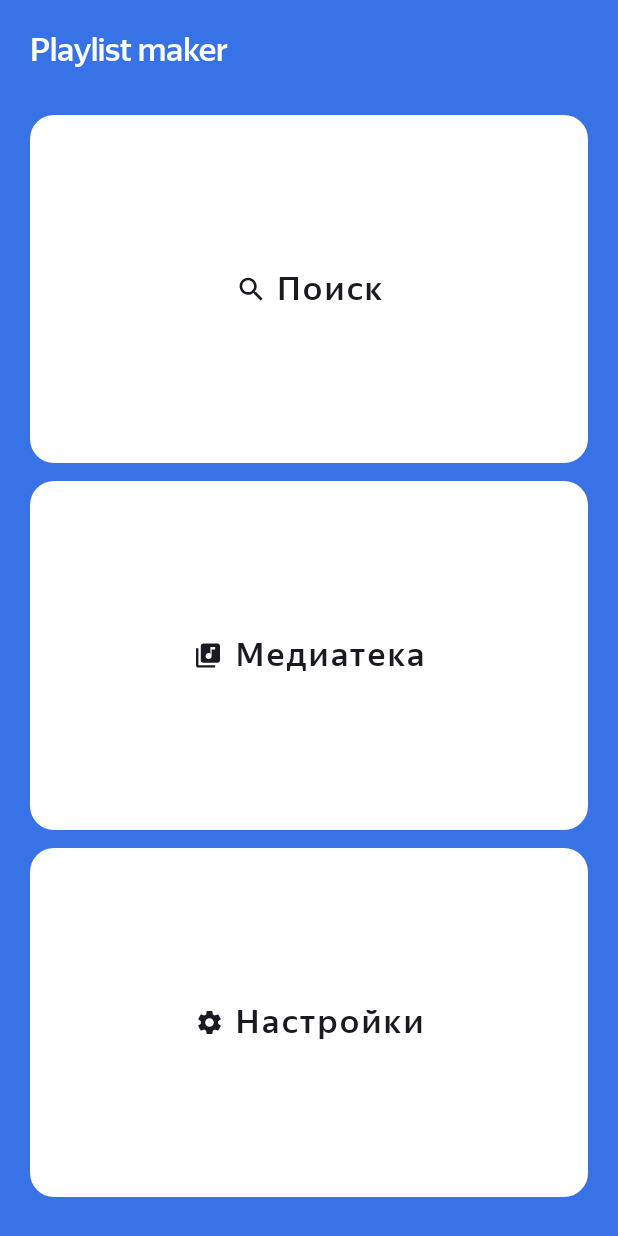
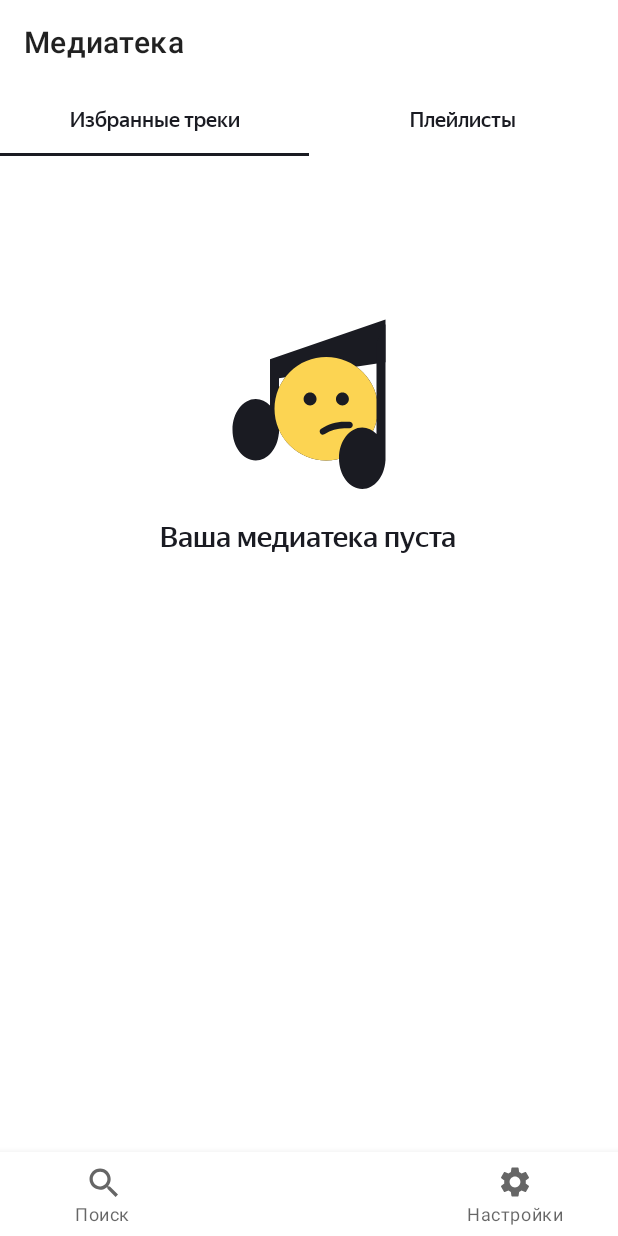
Before and after one commit to ValeryArhy/PlaylistMaker, an Android app: the screen it shows after launch (MainActivity before the commit, RootActivity after it), on a phone screen of 412 x 824 dp. Run offline under Robolectric (Android 15) with nearby library versions, the phone set to English and light mode, and no system bars; our stand-ins replace navigation-ui.

Commit message:
19 спринт

```diff
--- a/app/build.gradle.kts
+++ b/app/build.gradle.kts
@@ -41,6 +41,9 @@ android {
 
 dependencies {
     implementation(libs.koin.android)
+    implementation ("androidx.navigation:navigation-fragment-ktx:2.5.3")
+    implementation ("androidx.navigation:navigation-ui-ktx:2.5.3")
+    implementation ("androidx.fragment:fragment-ktx:1.5.6")
     implementation ("com.google.android.material:material:1.9.0")
     implementation("com.squareup.retrofit2:retrofit:2.9.0")
     implementation ("com.squareup.retrofit2:converter-gson:2.9.0")
--- /dev/null
+++ b/app/src/main/java/com/example/playlistmaker/MediaLibraryFragment.kt
@@ -0,0 +1,46 @@
+package com.example.playlistmaker
+
+import android.os.Bundle
+import android.view.LayoutInflater
+import android.view.View
+import android.view.ViewGroup
+import androidx.fragment.app.Fragment
+import com.example.playlistmaker.databinding.FragmentMediaLibraryBinding
+import com.example.playlistmaker.player.ui.MediaLibraryPagerAdapter
+import com.google.android.material.tabs.TabLayoutMediator
+
+class MediaLibraryFragment : Fragment() {
+
+    private var _binding: FragmentMediaLibraryBinding? = null
+    private val binding get() = _binding!!
+
+    override fun onCreateView(
+        inflater: LayoutInflater,
+        container: ViewGroup?,
+        savedInstanceState: Bundle?
+    ): View {
+        _binding = FragmentMediaLibraryBinding.inflate(inflater, container, false)
+        return binding.root
+    }
+
+    override fun onViewCreated(view: View, savedInstanceState: Bundle?) {
+        super.onViewCreated(view, savedInstanceState)
+
+
+        val adapter = MediaLibraryPagerAdapter(this)
+        binding.viewPager.adapter = adapter
+
+        TabLayoutMediator(binding.tabLayout, binding.viewPager) { tab, position ->
+            tab.text = when (position) {
+                0 -> "Избранные треки"
+                1 -> "Плейлисты"
+                else -> null
+            }
+        }.attach()
+    }
+
+    override fun onDestroyView() {
+        super.onDestroyView()
+        _binding = null
+    }
+}
--- /dev/null
+++ b/app/src/main/java/com/example/playlistmaker/RootActivity.kt
@@ -0,0 +1,24 @@
+package com.example.playlistmaker
+
+import android.os.Bundle
+import androidx.appcompat.app.AppCompatActivity
+import androidx.navigation.fragment.NavHostFragment
+import androidx.navigation.ui.setupWithNavController
+import com.example.playlistmaker.databinding.ActivityRootBinding
+
+class RootActivity : AppCompatActivity() {
+
+    private lateinit var binding: ActivityRootBinding
+
+    override fun onCreate(savedInstanceState: Bundle?) {
+        super.onCreate(savedInstanceState)
+        binding = ActivityRootBinding.inflate(layoutInflater)
+        setContentView(binding.root)
+
+        val navHostFragment =
+            supportFragmentManager.findFragmentById(R.id.nav_host_fragment) as NavHostFragment
+        val navController = navHostFragment.navController
+
+        binding.bottomNavigationView.setupWithNavController(navController)
+    }
+}
--- a/app/src/main/java/com/example/playlistmaker/main/ui/MainActivity.kt
+++ /dev/null
@@ -1,41 +0,0 @@
-package com.example.playlistmaker.main.ui
-
-import android.content.Intent
-import android.os.Bundle
-import android.widget.Button
-import androidx.appcompat.app.AppCompatActivity
-import com.example.playlistmaker.R
-import com.example.playlistmaker.player.ui.MediaActivity
-import com.example.playlistmaker.player.ui.MediaLibraryActivity
-import com.example.playlistmaker.search.ui.SearchActivity
-import com.example.playlistmaker.settings.ui.SettingsActivity
-
-
-class MainActivity : AppCompatActivity() {
-    override fun onCreate(savedInstanceState: Bundle?) {
-        super.onCreate(savedInstanceState)
-        setContentView(R.layout.activity_main)
-
-        val buttonSearch = findViewById<Button>(R.id.search_button)
-        val mediaButton = findViewById<Button>(R.id.media_button)
-        val setButton = findViewById<Button>(R.id.set_button)
-
-
-        buttonSearch.setOnClickListener {
-            val displayIntent = Intent(this, SearchActivity::class.java)
-            startActivity(displayIntent)
-        }
-
-        mediaButton.setOnClickListener {
-            val displayIntent = Intent(this, MediaLibraryActivity::class.java)
-            startActivity(displayIntent)
-        }
-
-        setButton.setOnClickListener {
-            val displayIntent = Intent(this, SettingsActivity::class.java)
-            startActivity(displayIntent)
-        }
-
-    }
-
-}
--- a/app/src/main/java/com/example/playlistmaker/player/ui/MediaLibraryPagerAdapter.kt
+++ b/app/src/main/java/com/example/playlistmaker/player/ui/MediaLibraryPagerAdapter.kt
@@ -1,18 +1,16 @@
 package com.example.playlistmaker.player.ui
 
 import androidx.fragment.app.Fragment
-import androidx.fragment.app.FragmentActivity
 import androidx.viewpager2.adapter.FragmentStateAdapter
 
-class MediaLibraryPagerAdapter(activity: FragmentActivity) : FragmentStateAdapter(activity) {
-
+class MediaLibraryPagerAdapter(fragment: Fragment) : FragmentStateAdapter(fragment) {
     override fun getItemCount(): Int = 2
 
     override fun createFragment(position: Int): Fragment {
         return when (position) {
             0 -> FavoritesFragment.newInstance()
             1 -> PlaylistsFragment.newInstance()
-            else -> throw IllegalStateException("Unexpected position: $position")
+            else -> throw IllegalArgumentException("Invalid tab position")
         }
     }
 }
--- a/app/src/main/res/layout/activity_main.xml
+++ /dev/null
@@ -1,46 +0,0 @@
-<?xml version="1.0" encoding="utf-8"?>
-<LinearLayout xmlns:android="http://schemas.android.com/apk/res/android"
-    xmlns:app="http://schemas.android.com/apk/res-auto"
-    android:layout_width="match_parent"
-    android:layout_height="match_parent"
-    style="@style/Panel_header"
-    android:background="?attr/colorSecondaryVariant">
-
-
-    <FrameLayout
-        android:layout_width="match_parent"
-        android:layout_height="wrap_content">
-
-        <TextView
-            android:layout_width="match_parent"
-            android:layout_height="wrap_content"
-            style="@style/Title"
-            android:text="@string/app_name"
-            android:textColor="@color/white"/>
-    </FrameLayout>
-
-    <Button
-        android:layout_width="match_parent"
-        android:layout_height="0dp"
-        android:id="@+id/search_button"
-        style="@style/ButtonStyle"
-        android:layout_marginTop="24dp"
-        android:text="@string/search"
-        app:icon="@drawable/search" />
-
-    <Button
-        android:layout_width="match_parent"
-        android:layout_height="0dp"
-        android:id="@+id/media_button"
-        style="@style/ButtonStyle"
-        android:text="@string/Media_library"
-        app:icon="@drawable/media" />
-
-    <Button
-        android:layout_width="match_parent"
-        android:layout_height="0dp"
-        android:id="@+id/set_button"
-        style="@style/ButtonStyle"
-        android:text="@string/Settings"
-        app:icon="@drawable/settings" />
-</LinearLayout>
--- /dev/null
+++ b/app/src/main/res/layout/activity_root.xml
@@ -0,0 +1,22 @@
+<?xml version="1.0" encoding="utf-8"?>
+<androidx.coordinatorlayout.widget.CoordinatorLayout xmlns:android="http://schemas.android.com/apk/res/android"
+    xmlns:app="http://schemas.android.com/apk/res-auto"
+    android:layout_width="match_parent"
+    android:layout_height="match_parent">
+
+    <com.google.android.material.bottomnavigation.BottomNavigationView
+        android:id="@+id/bottomNavigationView"
+        android:layout_width="match_parent"
+        android:layout_height="wrap_content"
+        android:layout_gravity="bottom"
+        app:menu="@menu/nav_menu" />
+
+    <androidx.fragment.app.FragmentContainerView
+        android:id="@+id/nav_host_fragment"
+        android:name="androidx.navigation.fragment.NavHostFragment"
+        android:layout_width="match_parent"
+        android:layout_height="match_parent"
+        app:defaultNavHost="true"
+        app:navGraph="@navigation/root_navigation_graph" />
+
+</androidx.coordinatorlayout.widget.CoordinatorLayout>
--- a/app/src/main/res/layout/activity_media_library.xml
+++ b/app/src/main/res/layout/fragment_media_library.xml
@@ -3,15 +3,16 @@
     xmlns:app="http://schemas.android.com/apk/res-auto"
     android:layout_width="match_parent"
     android:layout_height="match_parent"
+    xmlns:tools="http://schemas.android.com/tools"
     android:orientation="vertical"
-    android:background="?attr/colorPrimary">
+    android:background="?attr/colorPrimary"
+    tools:context="com.example.playlistmaker.MediaLibraryFragment">
 
     <com.google.android.material.appbar.MaterialToolbar
         android:id="@+id/toolbar"
         style="@style/Title"
         android:layout_width="match_parent"
         android:layout_height="wrap_content"
-        app:navigationIcon="@drawable/arrow_back"
         app:title="@string/Media_library" />
 
     <com.google.android.material.tabs.TabLayout
--- a/app/src/main/res/layout/activity_media.xml
+++ b/app/src/main/res/layout/fragment_player.xml
@@ -5,7 +5,8 @@
     android:layout_width="match_parent"
     android:layout_height="match_parent"
     android:background="?attr/colorPrimary"
-    android:fillViewport="true">
+    android:fillViewport="true"
+    tools:context="com.example.playlistmaker.PlayerFragment">
 
     <androidx.constraintlayout.widget.ConstraintLayout
         android:layout_width="match_parent"
--- a/app/src/main/res/layout/activity_search.xml
+++ b/app/src/main/res/layout/fragment_search.xml
@@ -1,18 +1,19 @@
 <?xml version="1.0" encoding="utf-8"?>
 <LinearLayout xmlns:android="http://schemas.android.com/apk/res/android"
     xmlns:app="http://schemas.android.com/apk/res-auto"
+    xmlns:tools="http://schemas.android.com/tools"
     android:id="@+id/container_search"
     android:layout_width="match_parent"
     android:layout_height="match_parent"
     android:background="?attr/colorPrimary"
-    android:orientation="vertical">
+    android:orientation="vertical"
+    tools:context="com.example.playlistmaker.SearchFragment">
 
     <com.google.android.material.appbar.MaterialToolbar
         android:id="@+id/toolbar"
         style="@style/Title"
         android:layout_width="match_parent"
         android:layout_height="wrap_content"
-        app:navigationIcon="@drawable/arrow_back"
         app:title="@string/search">
 
     </com.google.android.material.appbar.MaterialToolbar>
--- a/app/src/main/res/layout/activity_settings.xml
+++ b/app/src/main/res/layout/fragment_settings.xml
@@ -1,17 +1,18 @@
 <?xml version="1.0" encoding="utf-8"?>
 <LinearLayout xmlns:android="http://schemas.android.com/apk/res/android"
     xmlns:app="http://schemas.android.com/apk/res-auto"
+    xmlns:tools="http://schemas.android.com/tools"
     android:layout_width="match_parent"
     android:layout_height="match_parent"
     android:background="?attr/colorPrimary"
-    android:orientation="vertical">
+    android:orientation="vertical"
+    tools:context="com.example.playlistmaker.SettingsFragment">
 
     <com.google.android.material.appbar.MaterialToolbar
         android:layout_width="match_parent"
         android:layout_height="wrap_content"
         android:id="@+id/toolbar"
         style="@style/Title"
-        app:navigationIcon="@drawable/arrow_back"
         app:title="@string/Settings">
 
     </com.google.android.material.appbar.MaterialToolbar>
--- /dev/null
+++ b/app/src/main/res/menu/nav_menu.xml
@@ -0,0 +1,19 @@
+<?xml version="1.0" encoding="utf-8"?>
+<menu xmlns:android="http://schemas.android.com/apk/res/android">
+
+    <item
+        android:id="@+id/searchFragment"
+        android:icon="@drawable/search"
+        android:title="@string/search"/>
+
+    <item
+        android:id="@+id/mediaLibraryFragment"
+        android:icon="@drawable/media"
+        android:title="@string/Media_library"/>
+
+    <item
+        android:id="@+id/settingsFragment"
+        android:icon="@drawable/settings"
+        android:title="@string/Settings"/>
+
+</menu>
--- /dev/null
+++ b/app/src/main/res/navigation/root_navigation_graph.xml
@@ -0,0 +1,28 @@
+<?xml version="1.0" encoding="utf-8"?>
+<navigation xmlns:android="http://schemas.android.com/apk/res/android"
+    xmlns:app="http://schemas.android.com/apk/res-auto"
+    xmlns:tools="http://schemas.android.com/tools"
+    android:id="@+id/root_navigation_graph"
+    app:startDestination="@id/mediaLibraryFragment">
+
+    <fragment
+        android:id="@+id/mediaLibraryFragment"
+        android:name="com.example.playlistmaker.MediaLibraryFragment"
+        android:label="fragment_media_library"
+        tools:layout="@layout/fragment_media_library" />
+    <fragment
+        android:id="@+id/settingsFragment"
+        android:name="com.example.playlistmaker.SettingsFragment"
+        android:label="fragment_settings"
+        tools:layout="@layout/fragment_settings" />
+    <fragment
+        android:id="@+id/searchFragment"
+        android:name="com.example.playlistmaker.SearchFragment"
+        android:label="fragment_search"
+        tools:layout="@layout/fragment_search" />
+    <fragment
+        android:id="@+id/playerFragment"
+        android:name="com.example.playlistmaker.PlayerFragment"
+        android:label="fragment_player"
+        tools:layout="@layout/fragment_player" />
+</navigation>
```
Also changed, not shown: app/src/main/AndroidManifest.xml (+4 -20 lines), app/src/main/java/com/example/playlistmaker/PlayerFragment.kt (renamed from app/src/main/java/com/example/playlistmaker/player/ui/MediaActivity.kt, +42 -25 lines), app/src/main/java/com/example/playlistmaker/SearchFragment.kt (renamed from app/src/main/java/com/example/playlistmaker/search/ui/SearchActivity.kt, +51 -33 lines), app/src/main/java/com/example/playlistmaker/SettingsFragment.kt (renamed from app/src/main/java/com/example/playlistmaker/settings/ui/SettingsActivity.kt, +29 -12 lines), app/src/main/java/com/example/playlistmaker/player/ui/MediaLibraryActivity.kt (deleted, +0 -31 lines).
